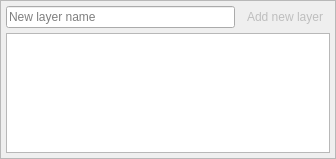
First picture: the form in libs/libgui/ui/widgets/layerswidget.ui, repository pgmodeler/pgmodeler, before the edit.
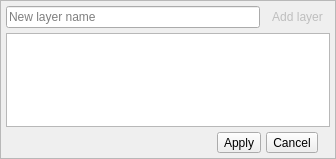
Second picture: the form after the edit. Icons and pictures are not drawn.

Commit message:
Moved the layers selection widget from the popup menu to a standalone dialog.
Refactored the GuiUtilsNs::getHoveredWidgetCorner and
GuiUtilsNs::resizeFloatingWidget

What changed in the file:
```diff
--- a/libs/libgui/ui/widgets/layerswidget.ui
+++ b/libs/libgui/ui/widgets/layerswidget.ui
@@ -1,7 +1,7 @@
 <?xml version="1.0" encoding="UTF-8"?>
 <ui version="4.0">
  <class>LayersWidget</class>
- <widget class="QWidget" name="LayersWidget">
+ <widget class="QDialog" name="LayersWidget">
   <property name="geometry">
    <rect>
     <x>0</x>
@@ -62,7 +62,103 @@
       <property name="spacing">
        <number>5</number>
       </property>
-      <item row="2" column="0" colspan="2">
+      <item row="3" column="2">
+       <widget class="QToolButton" name="apply_tb">
+        <property name="enabled">
+         <bool>true</bool>
+        </property>
+        <property name="sizePolicy">
+         <sizepolicy hsizetype="Fixed" vsizetype="Fixed">
+          <horstretch>0</horstretch>
+          <verstretch>0</verstretch>
+         </sizepolicy>
+        </property>
+        <property name="toolTip">
+         <string>Rename</string>
+        </property>
+        <property name="text">
+         <string>Apply</string>
+        </property>
+        <property name="icon">
+         <iconset resource="../../res/resources.qrc">
+          <normaloff>:/icons/icons/confirm.png</normaloff>:/icons/icons/confirm.png</iconset>
+        </property>
+        <property name="iconSize">
+         <size>
+          <width>28</width>
+          <height>28</height>
+         </size>
+        </property>
+        <property name="toolButtonStyle">
+         <enum>Qt::ToolButtonTextBesideIcon</enum>
+        </property>
+       </widget>
+      </item>
+      <item row="3" column="0" colspan="2">
+       <spacer name="horizontalSpacer">
+        <property name="orientation">
+         <enum>Qt::Horizontal</enum>
+        </property>
+        <property name="sizeHint" stdset="0">
+         <size>
+          <width>40</width>
+          <height>20</height>
+         </size>
+        </property>
+       </spacer>
+      </item>
+      <item row="3" column="3">
+       <widget class="QToolButton" name="cancel_tb">
+        <property name="sizePolicy">
+         <sizepolicy hsizetype="Fixed" vsizetype="Fixed">
+          <horstretch>0</horstretch>
+          <verstretch>0</verstretch>
+         </sizepolicy>
+        </property>
+        <property name="toolTip">
+         <string>Cancel</string>
+        </property>
+        <property name="text">
+         <string>Cancel</string>
+        </property>
+        <property name="icon">
+         <iconset resource="../../res/resources.qrc">
+          <normaloff>:/icons/icons/close1.png</normaloff>:/icons/icons/close1.png</iconset>
+        </property>
+        <property name="iconSize">
+         <size>
+          <width>28</width>
+          <height>28</height>
+         </size>
+        </property>
+        <property name="toolButtonStyle">
+         <enum>Qt::ToolButtonTextBesideIcon</enum>
+        </property>
+       </widget>
+      </item>
+      <item row="3" column="4">
+       <widget class="QLabel" name="handle_lbl">
+        <property name="maximumSize">
+         <size>
+          <width>7</width>
+          <height>28</height>
+         </size>
+        </property>
+        <property name="cursor">
+         <cursorShape>SizeAllCursor</cursorShape>
+        </property>
+        <property name="text">
+         <string/>
+        </property>
+        <property name="pixmap">
+         <pixmap>:/quickedit/wgthandle.png</pixmap>
+        </property>
+        <property name="scaledContents">
+         <bool>true</bool>
+        </property>
+       </widget>
+      </item>
+      <item row="2" column="0" colspan="5">
        <widget class="QListWidget" name="layers_lst">
         <property name="alternatingRowColors">
          <bool>true</bool>
@@ -75,20 +171,22 @@
         </property>
        </widget>
       </item>
-      <item row="0" column="0">
+      <item row="0" column="0" colspan="5">
+       <layout class="QHBoxLayout" name="horizontalLayout">
+        <item>
        <widget class="QLineEdit" name="layer_name_edt">
         <property name="placeholderText">
          <string>New layer name</string>
         </property>
        </widget>
       </item>
-      <item row="0" column="1">
+        <item>
        <widget class="QToolButton" name="add_tb">
         <property name="enabled">
          <bool>false</bool>
         </property>
         <property name="sizePolicy">
-         <sizepolicy hsizetype="Preferred" vsizetype="Preferred">
+           <sizepolicy hsizetype="Fixed" vsizetype="Preferred">
           <horstretch>0</horstretch>
           <verstretch>0</verstretch>
          </sizepolicy>
@@ -103,7 +201,7 @@
          <string>Add a new layer</string>
         </property>
         <property name="text">
-         <string>Add new layer</string>
+           <string>Add layer</string>
         </property>
         <property name="icon">
          <iconset resource="../../res/resources.qrc">
@@ -119,12 +217,14 @@
          <string>Ins</string>
         </property>
         <property name="toolButtonStyle">
-         <enum>Qt::ToolButtonIconOnly</enum>
+           <enum>Qt::ToolButtonTextBesideIcon</enum>
         </property>
         <property name="autoRaise">
          <bool>true</bool>
         </property>
        </widget>
+        </item>
+       </layout>
       </item>
      </layout>
     </widget>
```
Left out of the diff: 3 changed lines with no effect on the pictures. Lines whose indentation alone changed are shown as unchanged. The commit also changes 11 other files.
